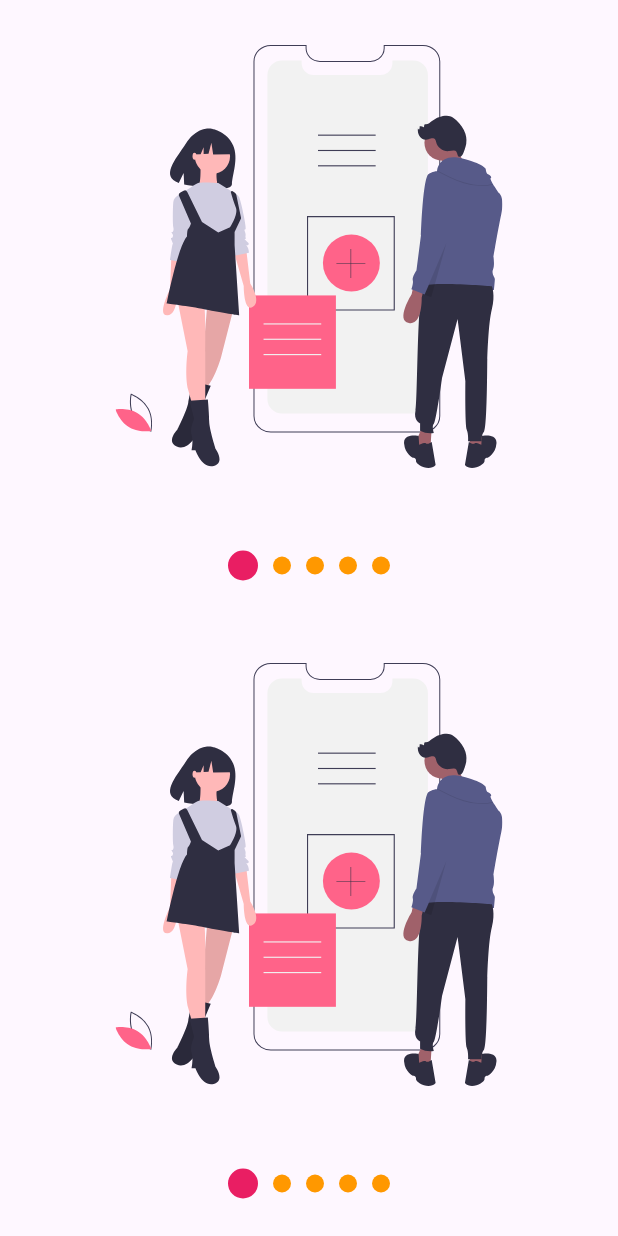
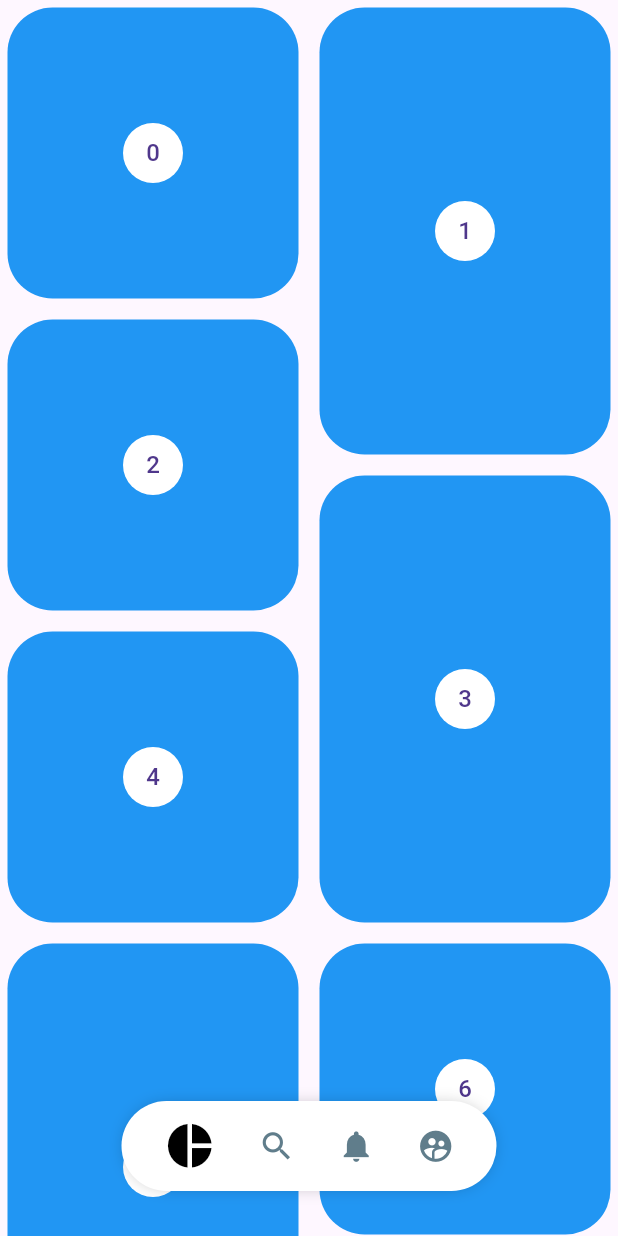
Before and after one commit to AlejandroLealG/Cap_flutter, a Flutter app: the screen it shows after launch, on a phone screen of 412 x 824 dp. Run offline on Flutter 3.47's test engine with Material 3 defaults, Android fonts, the phone set to English and light mode, and no system bars; our stand-ins replace flutter_svg.

Commit message:
Pinterest layout y menu

```diff
--- a/lib/main.dart
+++ b/lib/main.dart
@@ -2,7 +2,10 @@
 //import 'package:disenos_app/src/retos/cuadrado_animado_page.dart';
 //import 'package:disenos_app/src/labs/circular_progress_page.dart';
 //import 'package:disenos_app/src/pages/graficas_circulares_page.dart';
-import 'package:disenos_app/src/pages/slideshow_page.dart';
+import 'package:disenos_app/src/pages/pinterest_page.dart';
+
+// import 'package:disenos_app/src/widgets/pinterest_menu.dart';
+// import 'package:disenos_app/src/pages/slideshow_page.dart';
 import 'package:flutter/material.dart';
 
 void main() => runApp(const MyApp());
@@ -16,7 +19,8 @@ class MyApp extends StatelessWidget {
     return const MaterialApp(
       title: 'Diseños App',
       debugShowCheckedModeBanner: false,
-      home: SlideshowPage(),
+      home: PinterestPage(),
+      // home: PinterestMenu(),
     );
   }
 }
--- /dev/null
+++ b/lib/src/pages/pinterest_page.dart
@@ -0,0 +1,161 @@
+import 'package:disenos_app/src/widgets/pinterest_menu.dart';
+import 'package:flutter/material.dart';
+
+import 'package:provider/provider.dart';
+import 'package:flutter_staggered_grid_view/flutter_staggered_grid_view.dart';
+
+
+
+class PinterestPage extends StatelessWidget {
+  const PinterestPage({super.key});
+
+
+
+
+  @override
+  Widget build(BuildContext context) {
+
+    return ChangeNotifierProvider(
+      create: (_) => _MenuModel(),
+      child: Scaffold(
+        // body: PinterestMenu(),
+        // body: PinterestGrid(),
+        body: Stack(
+          children: <Widget>[
+            const PinterestGrid(),
+            _PinterestMenuLocation(),
+          ],
+        ),
+   ),
+    );
+  }
+}
+
+class _PinterestMenuLocation extends StatelessWidget {
+
+
+  @override
+  Widget build(BuildContext context) {
+
+    final widthPantalla = MediaQuery.of(context).size.width;
+
+    final mostrar = Provider.of<_MenuModel>(context).mostrar;
+
+    return Positioned(
+      bottom: 30,
+      child: SizedBox(
+        width: widthPantalla,
+        child: Align(
+          child: PinterestMenu(
+            mostrar: mostrar,
+            // backgroundColor: Colors.red,
+            // activeColor: Colors.red,
+            // inactiveColor: Colors.blue,
+            items: [
+              PinterestButton(icon: Icons.pie_chart, onPressed: (){ print('Icon pie_chart'); } ),
+              PinterestButton(icon: Icons.search, onPressed: (){ print('Icon search'); } ),
+              PinterestButton(icon: Icons.notifications, onPressed: (){ print('Icon notifications'); } ),
+              PinterestButton(icon: Icons.supervised_user_circle, onPressed: (){ print('Icon supervised_user_circle'); } ),
+            ],
+          ),
+        ),
+      )
+    );
+  }
+}
+
+
+class PinterestGrid extends StatefulWidget {
+  const PinterestGrid({super.key});
+
+
+  @override
+  _PinterestGridState createState() => _PinterestGridState();
+}
+
+class _PinterestGridState extends State<PinterestGrid> {
+
+  final List<int> items = List.generate(200, (i) => i );
+  ScrollController controller = ScrollController();
+  double scrollAnterior = 0;
+
+  @override
+  void initState() {
+
+    controller.addListener(() {
+
+      if ( controller.offset > scrollAnterior && controller.offset > 150 ) {
+        Provider.of<_MenuModel>(context, listen: false ).mostrar = false;
+      } else {
+        Provider.of<_MenuModel>(context, listen: false ).mostrar = true;
+      }
+
+      scrollAnterior = controller.offset;
+
+    });
+
+
+    super.initState();
+  }
+
+  @override
+  void dispose() {
+    controller.dispose();
+    super.dispose();
+  }
+
+
+
+  @override
+  Widget build(BuildContext context) {
+    return StaggeredGridView.countBuilder(
+      controller: controller,
+      crossAxisCount: 4,
+      itemCount: items.length,
+      itemBuilder: (BuildContext context, int index) => _PinterestItem( index ),
+      staggeredTileBuilder: (int index) =>
+          StaggeredTile.count(2, index.isEven ? 2 : 3),
+      mainAxisSpacing: 4.0,
+      crossAxisSpacing: 4.0,
+    );
+  }
+}
+
+class _PinterestItem extends StatelessWidget {
+
+  final int index;
+
+  const _PinterestItem( this.index );
+
+  @override
+  Widget build(BuildContext context) {
+    return  Container(
+        margin: const EdgeInsets.all(5),
+        decoration: const BoxDecoration(
+          color: Colors.blue,
+          borderRadius: BorderRadius.all( Radius.circular(30) )
+        ),
+        child:  Center(
+          child:  CircleAvatar(
+            backgroundColor: Colors.white,
+            child: Text('$index'),
+          ),
+        ));
+  }
+}
+
+
+
+class _MenuModel with ChangeNotifier {
+
+  bool _mostrar = true;
+
+  bool get mostrar => _mostrar;
+
+  set mostrar( bool valor ) {
+    _mostrar = valor;
+    notifyListeners();
+  }
+
+
+}
--- /dev/null
+++ b/lib/src/widgets/pinterest_menu.dart
@@ -0,0 +1,160 @@
+import 'package:flutter/material.dart';
+import 'package:provider/provider.dart';
+
+class PinterestButton {
+  final Function onPressed;
+  final IconData icon;
+
+  PinterestButton({
+    required this.onPressed,
+    required this.icon
+  });
+}
+
+
+
+class PinterestMenu extends StatelessWidget {
+
+  final bool mostrar;
+
+  final Color backgroundColor;
+  final Color activeColor; // black
+  final Color inactiveColor;
+
+  final List<PinterestButton> items;
+
+  const PinterestMenu({super.key,
+    this.mostrar = true,
+    this.backgroundColor = Colors.white,
+    this.activeColor     = Colors.black,
+    this.inactiveColor   = Colors.blueGrey,
+    required this.items
+  });
+
+
+  // final List<PinterestButton> items = [
+  //   PinterestButton(icon: Icons.pie_chart, onPressed: (){ print('Icon pie_chart'); } ),
+  //   PinterestButton(icon: Icons.search, onPressed: (){ print('Icon search'); } ),
+  //   PinterestButton(icon: Icons.notifications, onPressed: (){ print('Icon notifications'); } ),
+  //   PinterestButton(icon: Icons.supervised_user_circle, onPressed: (){ print('Icon supervised_user_circle'); } ),
+  // ];
+
+
+  @override
+  Widget build(BuildContext context) {
+    return ChangeNotifierProvider(
+      create: (_) => _MenuModel(),
+      child: AnimatedOpacity(
+        duration: const Duration( milliseconds: 250 ),
+        opacity: ( mostrar ) ? 1 : 0,
+        child: Builder(
+          builder: (BuildContext context) {
+
+            Provider.of<_MenuModel>(context).backgroundColor = backgroundColor;
+            Provider.of<_MenuModel>(context).activeColor     = activeColor;
+            Provider.of<_MenuModel>(context).inactiveColor   = inactiveColor;
+
+            return _PinterestMenuBackground(
+              child: _MenuItems( items ),
+            );
+          },
+        ),
+      ),
+    );
+  }
+}
+
+class _PinterestMenuBackground extends StatelessWidget {
+
+  final Widget child;
+
+  const _PinterestMenuBackground({ required this.child });
+
+  @override
+  Widget build(BuildContext context) {
+
+    Color backgroundColor = Provider.of<_MenuModel>(context).backgroundColor;
+
+    return Container(
+      width: 250,
+      height: 60,
+      decoration: BoxDecoration(
+        color: backgroundColor,
+        borderRadius: const BorderRadius.all( Radius.circular(100) ),
+        boxShadow: const <BoxShadow>[
+          BoxShadow(
+            color: Colors.black38,
+            blurRadius: 10,
+            spreadRadius: -5
+          )
+        ]
+      ),
+      child: child,
+    );
+  }
+}
+
+
+class _MenuItems extends StatelessWidget {
+
+  final List<PinterestButton> menuItems;
+
+  const _MenuItems( this.menuItems );
+
+  @override
+  Widget build(BuildContext context) {
+    return Row(
+      mainAxisAlignment: MainAxisAlignment.spaceEvenly,
+      children: List.generate( menuItems.length, (i) => _PinterestMenuButton( i, menuItems[i] ) )
+    );
+  }
+}
+
+class _PinterestMenuButton extends StatelessWidget {
+
+  final int index;
+  final PinterestButton item;
+
+  const _PinterestMenuButton( this.index, this.item );
+
+  @override
+  Widget build(BuildContext context) {
+
+    final itemSeleccionado = Provider.of<_MenuModel>(context).itemSeleccionado;
+
+    final menuModel = Provider.of<_MenuModel>(context);
+
+    return GestureDetector(
+      onTap: (){
+        Provider.of<_MenuModel>(context, listen: false ).itemSeleccionado = index;
+        item.onPressed();
+      },
+      behavior: HitTestBehavior.translucent,
+      child: Icon(
+        item.icon,
+        size: ( itemSeleccionado == index ) ? 35 : 25,
+        color: ( itemSeleccionado == index ) ? menuModel.activeColor : menuModel.inactiveColor,
+      ),
+    );
+  }
+}
+
+
+
+class _MenuModel with ChangeNotifier {
+
+  int _itemSeleccionado = 0;
+
+  Color backgroundColor = Colors.white;
+  Color activeColor     = Colors.black;
+  Color inactiveColor   = Colors.blueGrey;
+
+
+  int get itemSeleccionado => _itemSeleccionado;
+
+  set itemSeleccionado( int index ) {
+    _itemSeleccionado = index;
+    notifyListeners();
+  }
+
+}
--- a/pubspec.yaml
+++ b/pubspec.yaml
@@ -37,6 +37,7 @@ dependencies:
   cupertino_icons: ^1.0.8
   flutter_svg: ^2.0.10+1
   provider: ^6.1.2
+  flutter_staggered_grid_view: ^0.4.1
 
 dev_dependencies:
   flutter_test:
```
Also changed, not shown: pubspec.lock.
